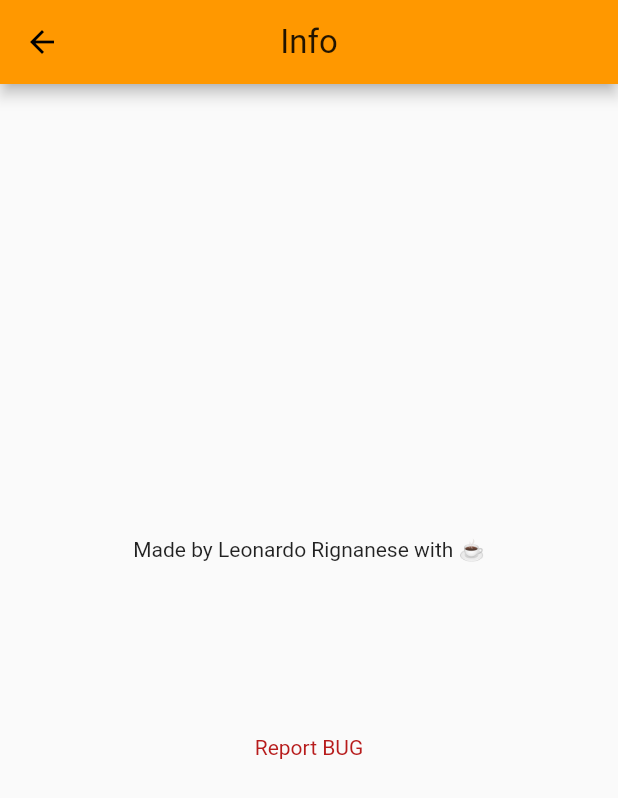
After one commit to rignaneseleo/SpeakEasy, a Flutter app: the screen it shows after launch, after a tap on the "info" icon, on a phone screen of 412 x 824 dp. The commit adds this screen. Shown: the top 798 px of the screen. Run offline on Flutter 3.47's test engine with Material 2 defaults, Android fonts, the phone set to English and light mode, and no system bars; our stand-ins replace csv, flutter_riverpod, get; missing offline and left inert: soundpool; statements that could not run were skipped.

Commit message:
info page

```diff
--- a/opentabu/lib/main.dart
+++ b/opentabu/lib/main.dart
@@ -8,6 +8,7 @@ import 'dart:async';
 import 'package:flutter/material.dart';
 import 'package:flutter/services.dart';
 import 'package:flutter_riverpod/all.dart';
+import 'package:get/get_navigation/src/root/get_material_app.dart';
 import 'package:opentabu/model/settings.dart';
 import 'package:opentabu/model/word.dart';
 import 'package:opentabu/persistence/soundLoader.dart';
@@ -37,7 +38,7 @@ Future<void> main() async {
 
   runApp(
     ProviderScope(
-      child: MaterialApp(
+      child: GetMaterialApp(
         title: 'Tabu',
         home: new HomePage(),
         theme: myTheme,
--- a/opentabu/lib/view/homePage.dart
+++ b/opentabu/lib/view/homePage.dart
@@ -4,11 +4,13 @@
 * GITHUB: https://github.com/rignaneseleo/OpenTabu
 * */
 import 'package:flutter/material.dart';
+import 'package:get/get.dart';
 import 'package:opentabu/model/settings.dart';
 import 'package:opentabu/persistence/csvDataReader.dart';
 import 'package:opentabu/persistence/dataReader.dart';
 
 import 'gamePage.dart';
+import 'infoPage.dart';
 
 class HomePage extends StatefulWidget {
   @override
@@ -29,6 +31,13 @@ class HomePageState extends State<HomePage> {
     return new Scaffold(
         appBar: AppBar(
           title: Text("Tabu"),
+          actions: [
+            IconButton(
+                icon: Icon(Icons.info),
+                onPressed: () {
+                  Get.to(InfoPage());
+                })
+          ],
         ),
         body: new Container(
           padding: new EdgeInsets.all(5.0),
--- /dev/null
+++ b/opentabu/lib/view/infoPage.dart
@@ -0,0 +1,51 @@
+import 'package:flutter/material.dart';
+import 'package:url_launcher/url_launcher.dart';
+
+class InfoPage extends StatelessWidget {
+  //TODO email da codificare con https://www.w3schools.com/tags/ref_urlencode.asp
+  static const String emailLeo = "dev.rignaneseleo%2Btabu%40gmail.com";
+
+  @override
+  Widget build(BuildContext context) {
+    return new Scaffold(
+        appBar: AppBar(
+          centerTitle: true,
+          title: new Text(
+            "Info",
+            style: TextStyle(fontSize: 22),
+          ),
+        ),
+        body: new Center(
+            child: new Column(
+
+              mainAxisAlignment: MainAxisAlignment.center,
+              children: <Widget>[
+                //new Text("VERSIONE ${Weco.AppVersion}"),
+                GestureDetector(
+                  child: new Text("Made by Leonardo Rignanese with ☕️"),
+                  onTap: () async =>
+                  await _launchURL("https://www.linkedin.com/in/rignaneseleo/"),
+                ),
+                new Container(
+                  height: 100.0,
+                ),
+                new FlatButton(
+                    onPressed: () => _launchURL(
+                        "mailto:$emailLeo?subject=Bug%20tabu%20"),
+                    child: new Text(
+                      "Report BUG",
+                      style: TextStyle(color: Colors.red.shade900),
+                    )),
+
+              ],
+            )));
+  }
+
+  _launchURL(url) async {
+    if (await canLaunch(url)) {
+      await launch(url);
+    } else {
+      throw 'Could not launch $url';
+    }
+  }
+}
--- a/opentabu/pubspec.yaml
+++ b/opentabu/pubspec.yaml
@@ -14,6 +14,8 @@ dependencies:
   equatable: 1.1.1
   flutter_riverpod: 0.12.2
   soundpool: 1.1.3
+  url_launcher: 5.7.10
+  get: ^3.24.0
 
 dev_dependencies:
   flutter_test:
```
